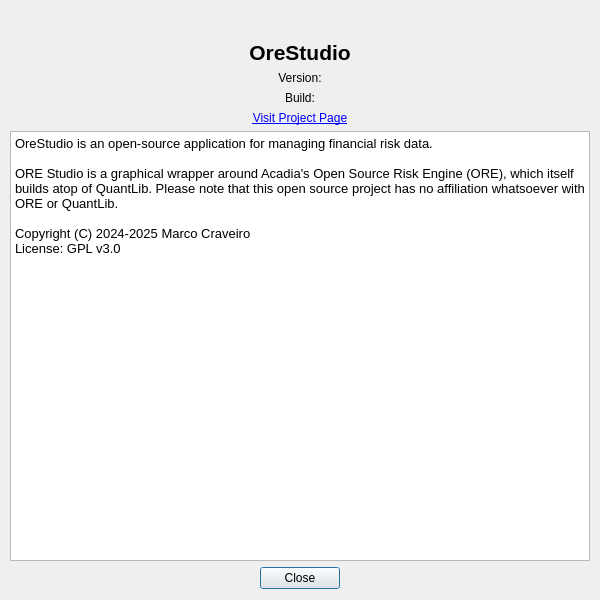
This is projects/ores.qt/ui/AboutDialog.ui in OreStudio/OreStudio as Qt 5 draws it before an edit. The edited form follows.
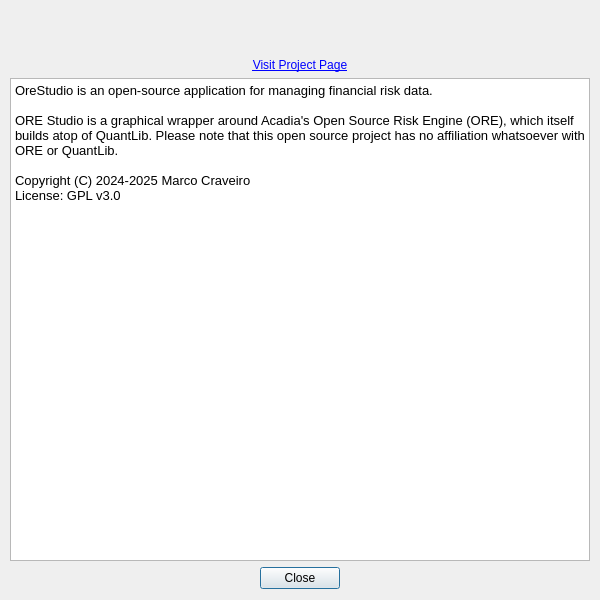
This is the edited form. Icons and pictures are not drawn.

Commit message: [qt] Tidy-up the about dialog

What changed in the file:
```diff
--- a/projects/ores.qt/ui/AboutDialog.ui
+++ b/projects/ores.qt/ui/AboutDialog.ui
@@ -30,20 +30,21 @@
     <number>0</number>
    </property>
    <item>
-    <widget class="QLabel" name="logoLabel">
-     <property name="text">
-      <string/>
-     </property>
-     <property name="pixmap">
-      <pixmap>splash-screen.png</pixmap>
-     </property>
-     <property name="scaledContents">
-      <bool>false</bool>
-     </property>
-     <property name="alignment">
-      <set>Qt::AlignCenter</set>
-     </property>
-    </widget>
+     <widget class="QWidget" name="logoContainer">
+       <layout class="QVBoxLayout" name="logoLayout">
+         <!-- Background image -->
+         <item>
+           <widget class="QLabel" name="logoLabel">
+             <property name="pixmap">
+               <pixmap>splash-screen.png</pixmap>
+             </property>
+             <property name="scaledContents">
+               <bool>true</bool>
+             </property>
+           </widget>
+         </item>
+       </layout>
+     </widget>
    </item>
    <item>
     <spacer name="verticalSpacer">
@@ -61,51 +62,6 @@
      </property>
     </spacer>
    </item>
-   <item>
-    <widget class="QLabel" name="titleLabel">
-     <property name="font">
-      <font>
-       <pointsize>16</pointsize>
-       <bold>true</bold>
-      </font>
-     </property>
-     <property name="text">
-      <string>OreStudio</string>
-     </property>
-     <property name="alignment">
-      <set>Qt::AlignCenter</set>
-     </property>
-     <property name="margin">
-      <number>10</number>
-     </property>
-    </widget>
-   </item>
-   <item>
-    <widget class="QLabel" name="versionLabel">
-     <property name="text">
-      <string>Version:</string>
-     </property>
-     <property name="alignment">
-      <set>Qt::AlignCenter</set>
-     </property>
-     <property name="margin">
-      <number>10</number>
-     </property>
-    </widget>
-   </item>
-   <item>
-    <widget class="QLabel" name="buildLabel">
-     <property name="text">
-      <string>Build:</string>
-     </property>
-     <property name="alignment">
-      <set>Qt::AlignCenter</set>
-     </property>
-     <property name="margin">
-      <number>10</number>
-     </property>
-    </widget>
-   </item>
    <item>
     <widget class="QLabel" name="projectLinkLabel">
      <property name="text">
```
The commit also changes 3 other files.
